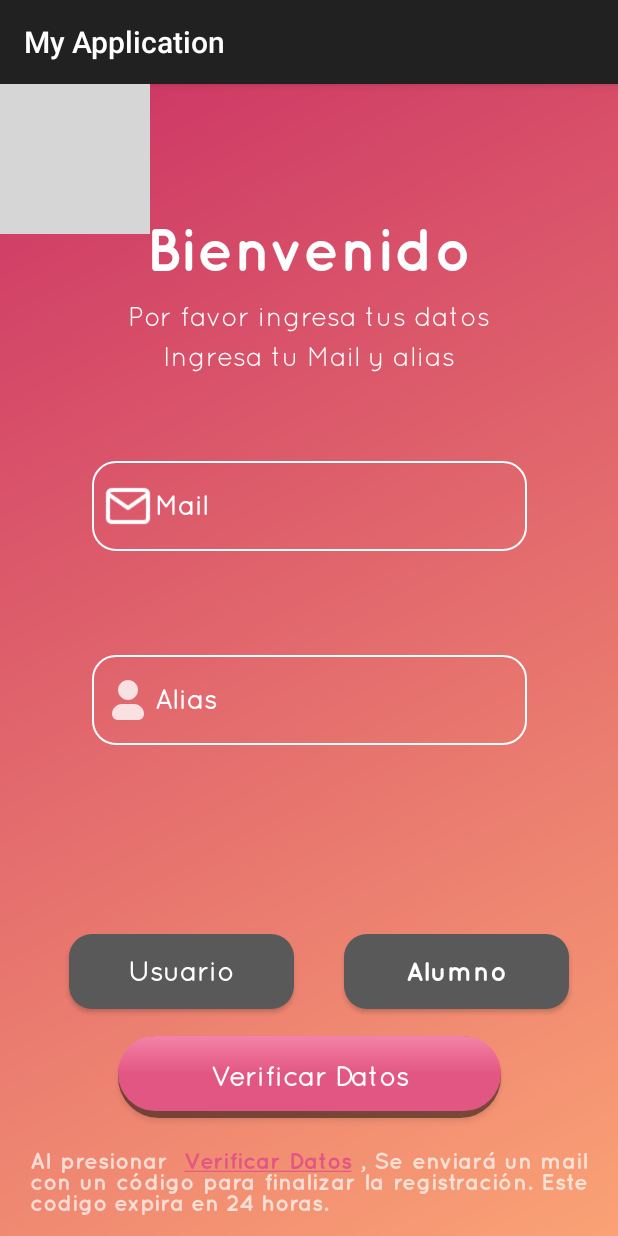
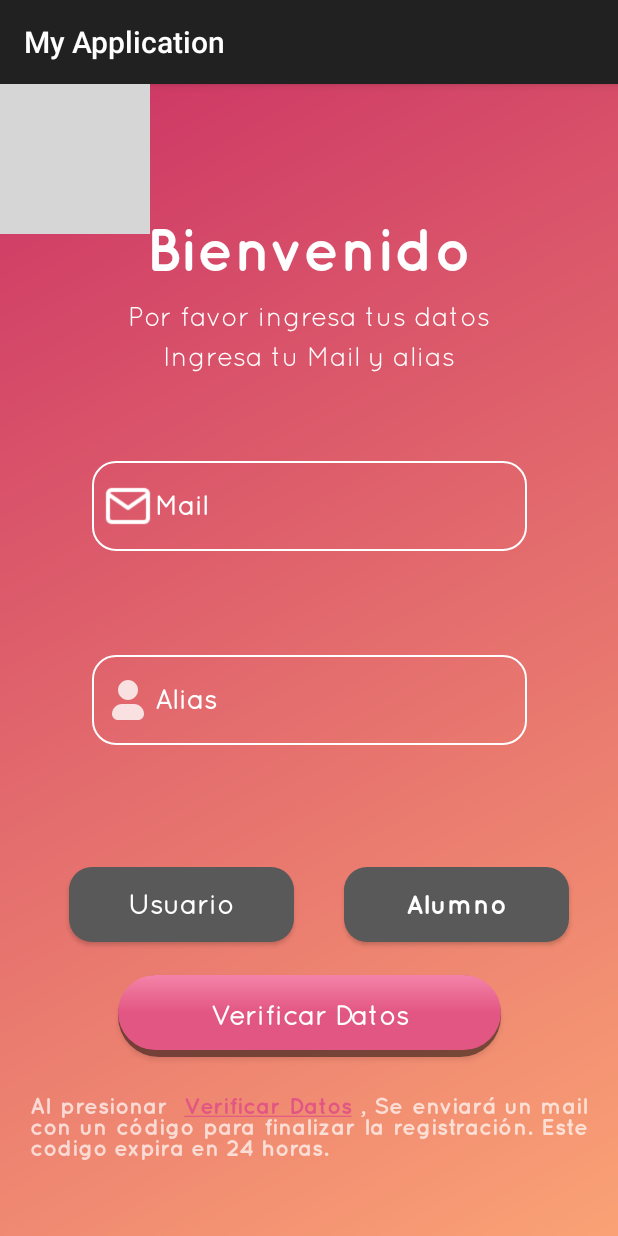
Before and after one commit to juancruz2020/front-desarrollo-de-aplicaciones, an Android app: the Registro screen opened directly, with no data from a screen before it, on a phone screen of 412 x 824 dp. Run offline under Robolectric (Android 15) with nearby library versions, the phone set to English and light mode, and no system bars; grey boxes are pictures that could not be loaded.

Commit message:
Update activity_registro.xml

```diff
--- a/app/src/main/res/layout/activity_registro.xml
+++ b/app/src/main/res/layout/activity_registro.xml
@@ -208,9 +208,10 @@
         android:textColor="@color/rosa_rojo"
         android:textAlignment="center"
         app:layout_constraintTop_toBottomOf="@+id/ingreseAlias"
-        app:layout_constraintBottom_toTopOf="@id/btn_usuario"
+        app:layout_constraintBottom_toBottomOf="parent"
         app:layout_constraintStart_toStartOf="parent"
         app:layout_constraintEnd_toEndOf="parent"
+        app:layout_constraintVertical_bias="0.1"
         android:visibility="invisible"
 
         />
@@ -227,12 +228,12 @@
         android:fontFamily="@font/quicksand_book"
         android:textStyle="bold"
         android:textAllCaps="false"
-        app:layout_constraintTop_toBottomOf="@+id/ingreseAlias"
+        app:layout_constraintTop_toBottomOf="@+id/notifText1"
         app:layout_constraintBottom_toBottomOf="parent"
         app:layout_constraintStart_toStartOf="parent"
         app:layout_constraintEnd_toEndOf="parent"
         app:layout_constraintHorizontal_bias="0.15"
-        app:layout_constraintVertical_bias="0.45"
+        app:layout_constraintVertical_bias="0.1"
 
         android:onClick="seleccionarUsuario"
         />
@@ -248,11 +249,11 @@
         android:fontFamily="@font/quicksand_bold"
         android:textStyle="bold"
         android:textAllCaps="false"
-        app:layout_constraintTop_toBottomOf="@+id/ingreseAlias"
+        app:layout_constraintTop_toBottomOf="@+id/notifText1"
         app:layout_constraintBottom_toBottomOf="parent"
         app:layout_constraintStart_toEndOf="@id/btn_usuario"
         app:layout_constraintEnd_toEndOf="parent"
-        app:layout_constraintVertical_bias="0.45"
+        app:layout_constraintVertical_bias="0.1"
 
         android:onClick="seleccionarAlumno"
         />
@@ -293,5 +294,7 @@
         app:layout_constraintStart_toStartOf="parent"
         app:layout_constraintEnd_toEndOf="parent"
         app:layout_constraintVertical_bias="0.1"
+
+        android:onClick="verificarDatos"
         />
 </androidx.constraintlayout.widget.ConstraintLayout>
```
